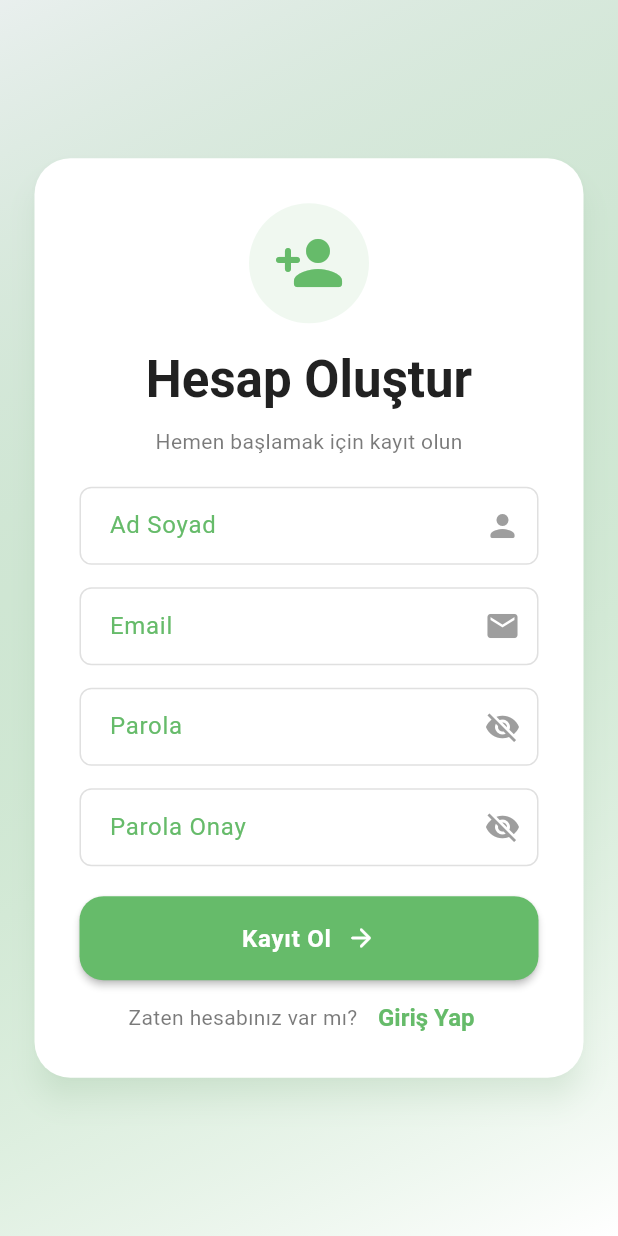
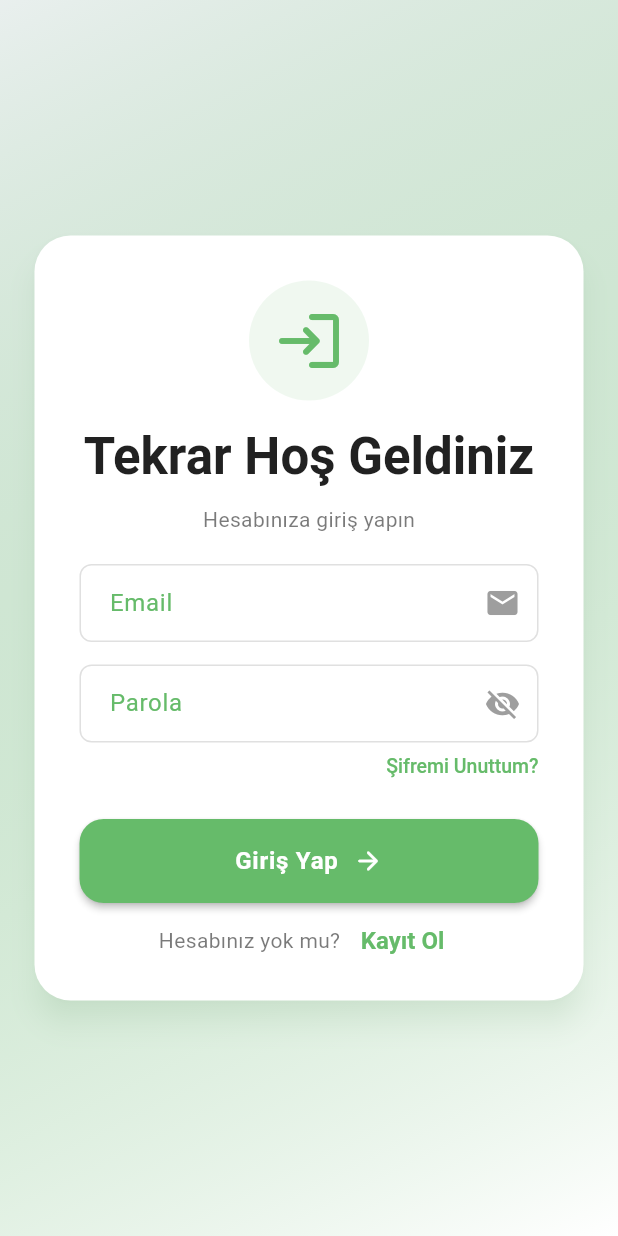
Before and after one commit to berkecibir/calorie_lens_ai, a Flutter app: the screen it shows after launch, on a phone screen of 412 x 824 dp. Run offline on Flutter 3.47's test engine with Material 3 defaults, Android fonts, the light colour scheme and no system bars; our stand-ins replace cloud_firestore, dartz, equatable, firebase_auth, firebase_core, flutter_bloc and 3 more; accounts and stored records are empty.

Commit message:
refactor(auth): remove sign-up page and implement sign-in page
- Remove sign-up form and related UI components to simplify auth flow
- Add sign-in page with BlocConsumer for AuthCubit state handling
- Display loading, error, and authenticated UI states on sign-in page
- Navigate to home page upon successful authentication
- Trim email and password input before sign-up action in mixin
- Update main app initial route to sign-in page from sign-up page
- Adjust imports and widget structure for sign-in and sign-up pages accordingly

```diff
--- /dev/null
+++ b/lib/feat/calorie_lens_ai/presentation/pages/auth/pages/mixin/sign_in_mixin.dart
@@ -0,0 +1,27 @@
+import 'package:calorie_lens_ai_app/feat/calorie_lens_ai/presentation/cubits/auth/auth_cubit.dart';
+import 'package:flutter/material.dart';
+import 'package:flutter_bloc/flutter_bloc.dart';
+
+mixin SignInMixin<T extends StatefulWidget> on State<T> {
+  final GlobalKey<FormState> key = GlobalKey<FormState>();
+  final TextEditingController emailController = TextEditingController();
+  final TextEditingController passwordController = TextEditingController();
+
+  @override
+  void dispose() {
+    emailController.dispose();
+    passwordController.dispose();
+    super.dispose();
+  }
+
+  void signIn() {
+    if (key.currentState?.validate() ?? false) {
+      final email = emailController.text.trim();
+      final password = passwordController.text.trim();
+      context.read<AuthCubit>().signIn(
+            email: email,
+            password: password,
+          );
+    }
+  }
+}
--- a/lib/feat/calorie_lens_ai/presentation/pages/auth/pages/mixin/sign_up_mixin.dart
+++ b/lib/feat/calorie_lens_ai/presentation/pages/auth/pages/mixin/sign_up_mixin.dart
@@ -22,10 +22,12 @@ mixin SignUpMixin on State<SignUpPage> {
 
   void signUp() {
     if (key.currentState!.validate()) {
+      final email = emailController.text.trim();
+      final password = passwordController.text.trim();
       context.read<AuthCubit>().signUp(
           displayName: fullNameController.text.trim(),
-          email: emailController.text.trim(),
-          password: passwordController.text.trim());
+          email: email,
+          password: password);
     }
   }
 }
--- a/lib/feat/calorie_lens_ai/presentation/pages/auth/pages/sign_in_page.dart
+++ b/lib/feat/calorie_lens_ai/presentation/pages/auth/pages/sign_in_page.dart
@@ -1,5 +1,19 @@
 import 'package:calorie_lens_ai_app/core/utils/const/app_texts.dart';
+import 'package:calorie_lens_ai_app/feat/calorie_lens_ai/presentation/pages/auth/pages/mixin/sign_in_mixin.dart';
+import 'package:calorie_lens_ai_app/feat/calorie_lens_ai/presentation/pages/auth/widgets/auth_page_layouts.dart';
+import 'package:calorie_lens_ai_app/feat/calorie_lens_ai/presentation/pages/auth/widgets/sign_in/sign_in_title_section.dart'
+    show SignInTitleSection;
+import 'package:calorie_lens_ai_app/feat/calorie_lens_ai/presentation/pages/home/home_page.dart';
 import 'package:flutter/material.dart';
+import 'package:flutter_bloc/flutter_bloc.dart';
+
+import '../../../../../../core/widgets/device_spacing/device_spacing.dart';
+import '../../../../../../core/widgets/navigation_helper/navigation_helper.dart';
+import '../../../cubits/auth/auth_cubit.dart';
+import '../../../cubits/auth/auth_state.dart';
+import '../widgets/sign_in/sign_in_form.dart';
+import '../widgets/sign_in/sign_in_loading_section.dart';
+import '../widgets/sign_in/sign_in_logo_section.dart';
 
 class SignInPage extends StatefulWidget {
   static const String id = AppTexts.signInPageId;
@@ -9,9 +23,49 @@ class SignInPage extends StatefulWidget {
   State<SignInPage> createState() => _SignInPageState();
 }
 
-class _SignInPageState extends State<SignInPage> {
+class _SignInPageState extends State<SignInPage> with SignInMixin {
   @override
   Widget build(BuildContext context) {
-    return const Placeholder();
+    return Scaffold(
+      body: AuthPageLayout(
+          child: BlocConsumer<AuthCubit, AuthState>(
+        listener: (context, state) {
+          if (state is AuthError) {
+            ScaffoldMessenger.of(context).showSnackBar(
+              SnackBar(
+                content: Text('Giriş Hatası: ${state.message}'),
+                backgroundColor: Theme.of(context).colorScheme.error,
+                behavior: SnackBarBehavior.floating,
+                shape: RoundedRectangleBorder(
+                  borderRadius: BorderRadius.circular(8),
+                ),
+              ),
+            );
+          } else if (state is Authenticated) {
+            Navigation.push(page: HomePage());
+          }
+        },
+        builder: (context, state) {
+          return Column(
+            mainAxisSize: MainAxisSize.min,
+            children: [
+              const SignInLogoSection(),
+              DeviceSpacing.medium.height,
+              const SignInTitleSection(),
+              DeviceSpacing.large.height,
+              if (state is AuthLoading)
+                const SignInLoadingSection()
+              else
+                SignInFormSection(
+                  formKey: key,
+                  emailController: emailController,
+                  passwordController: passwordController,
+                  onSignIn: signIn,
+                ),
+            ],
+          );
+        },
+      )),
+    );
   }
 }
--- /dev/null
+++ b/lib/feat/calorie_lens_ai/presentation/pages/auth/widgets/sign_in/sign_in_form.dart
@@ -0,0 +1,135 @@
+import 'package:calorie_lens_ai_app/core/sizes/app_sizes.dart';
+import 'package:calorie_lens_ai_app/core/utils/const/app_texts.dart';
+import 'package:calorie_lens_ai_app/core/utils/validators/form_validator.dart';
+import 'package:calorie_lens_ai_app/core/widgets/device_padding/device_padding.dart';
+import 'package:calorie_lens_ai_app/core/widgets/device_spacing/device_spacing.dart';
+import 'package:calorie_lens_ai_app/core/widgets/navigation_helper/navigation_helper.dart';
+import 'package:calorie_lens_ai_app/feat/calorie_lens_ai/presentation/pages/auth/widgets/auth_text_form_field.dart';
+import 'package:flutter/material.dart';
+
+class SignInFormSection extends StatelessWidget {
+  final GlobalKey<FormState> formKey;
+  final TextEditingController emailController;
+  final TextEditingController passwordController;
+  final VoidCallback onSignIn;
+
+  const SignInFormSection({
+    super.key,
+    required this.formKey,
+    required this.emailController,
+    required this.passwordController,
+    required this.onSignIn,
+  });
+
+  @override
+  Widget build(BuildContext context) {
+    final theme = Theme.of(context);
+    final colorScheme = theme.colorScheme;
+
+    return Form(
+      key: formKey,
+      child: Column(
+        children: [
+          // E-posta
+          AuthTextFormField.email(
+            controller: emailController,
+            validator: (email) => FormValidator.validateEmail(email),
+          ),
+          DeviceSpacing.medium.height,
+
+          // Parola
+          AuthTextFormField.password(
+            controller: passwordController,
+            validator: (password) => FormValidator.validatePassword(password),
+          ),
+
+          // Şifremi Unuttum
+          Align(
+            alignment: Alignment.centerRight,
+            child: TextButton(
+              onPressed: () {
+                // TODO: Şifremi unuttum sayfasına git
+              },
+              style: TextButton.styleFrom(
+                padding: const EdgeInsets.symmetric(horizontal: 0, vertical: 8),
+                minimumSize: Size.zero,
+                tapTargetSize: MaterialTapTargetSize.shrinkWrap,
+              ),
+              child: Text(
+                'Şifremi Unuttum?',
+                style: TextStyle(
+                  fontSize: 13,
+                  fontWeight: FontWeight.w500,
+                  color: colorScheme.primary,
+                ),
+              ),
+            ),
+          ),
+
+          DeviceSpacing.large.height,
+
+          // Giriş Yap Butonu
+          SizedBox(
+            width: double.infinity,
+            height: 56,
+            child: ElevatedButton(
+              onPressed: onSignIn,
+              style: ElevatedButton.styleFrom(
+                shape: RoundedRectangleBorder(
+                  borderRadius: BorderRadius.circular(16),
+                ),
+                elevation: 2,
+              ),
+              child: Row(
+                mainAxisAlignment: MainAxisAlignment.center,
+                children: [
+                  const Text(
+                    'Giriş Yap',
+                    style: TextStyle(
+                      fontSize: 16,
+                      fontWeight: FontWeight.w600,
+                      letterSpacing: 0.5,
+                    ),
+                  ),
+                  DeviceSpacing.small.width,
+                  const Icon(Icons.arrow_forward_rounded, size: AppSizes.s20),
+                ],
+              ),
+            ),
+          ),
+          DeviceSpacing.medium.height,
+
+          // Kayıt Ol Linki
+          Row(
+            mainAxisAlignment: MainAxisAlignment.center,
+            children: [
+              Text(
+                'Hesabınız yok mu? ',
+                style: theme.textTheme.bodyMedium?.copyWith(
+                  color: colorScheme.onSurface.withValues(alpha: 0.6),
+                ),
+              ),
+              TextButton(
+                onPressed: () {
+                  Navigation.pushNamed(root: AppTexts.signUpPageId);
+                },
+                style: TextButton.styleFrom(
+                  padding: DevicePadding.small.onlyHorizontal,
+                  minimumSize: Size.zero,
+                  tapTargetSize: MaterialTapTargetSize.shrinkWrap,
+                ),
+                child: Text(
+                  'Kayıt Ol',
+                  style: TextStyle(
+                    fontWeight: FontWeight.w600,
+                    color: colorScheme.primary,
+                  ),
+                ),
+              ),
+            ],
+          ),
+        ],
+      ),
+    );
+  }
+}
--- /dev/null
+++ b/lib/feat/calorie_lens_ai/presentation/pages/auth/widgets/sign_in/sign_in_loading_section.dart
@@ -0,0 +1,27 @@
+import 'package:calorie_lens_ai_app/core/widgets/device_spacing/device_spacing.dart';
+import 'package:flutter/material.dart';
+
+class SignInLoadingSection extends StatelessWidget {
+  const SignInLoadingSection({super.key});
+
+  @override
+  Widget build(BuildContext context) {
+    final theme = Theme.of(context);
+    final colorScheme = theme.colorScheme;
+
+    return Column(
+      children: [
+        CircularProgressIndicator(
+          color: colorScheme.primary,
+        ),
+        DeviceSpacing.medium.height,
+        Text(
+          'Giriş yapılıyor...',
+          style: theme.textTheme.bodyMedium?.copyWith(
+            color: colorScheme.onSurface.withValues(alpha: 0.6),
+          ),
+        ),
+      ],
+    );
+  }
+}
--- /dev/null
+++ b/lib/feat/calorie_lens_ai/presentation/pages/auth/widgets/sign_in/sign_in_logo_section.dart
@@ -0,0 +1,24 @@
+import 'package:calorie_lens_ai_app/core/sizes/app_sizes.dart';
+import 'package:flutter/material.dart';
+
+class SignInLogoSection extends StatelessWidget {
+  const SignInLogoSection({super.key});
+
+  @override
+  Widget build(BuildContext context) {
+    final colorScheme = Theme.of(context).colorScheme;
+
+    return Container(
+      padding: const EdgeInsets.all(16),
+      decoration: BoxDecoration(
+        color: colorScheme.primary.withValues(alpha: 0.1),
+        shape: BoxShape.circle,
+      ),
+      child: Icon(
+        Icons.login_rounded,
+        size: AppSizes.s48,
+        color: colorScheme.primary,
+      ),
+    );
+  }
+}
--- /dev/null
+++ b/lib/feat/calorie_lens_ai/presentation/pages/auth/widgets/sign_in/sign_in_title_section.dart
@@ -0,0 +1,31 @@
+import 'package:calorie_lens_ai_app/core/widgets/device_spacing/device_spacing.dart';
+import 'package:flutter/material.dart';
+
+class SignInTitleSection extends StatelessWidget {
+  const SignInTitleSection({super.key});
+
+  @override
+  Widget build(BuildContext context) {
+    final theme = Theme.of(context);
+    final colorScheme = theme.colorScheme;
+
+    return Column(
+      children: [
+        Text(
+          'Tekrar Hoş Geldiniz',
+          style: theme.textTheme.headlineMedium?.copyWith(
+            fontWeight: FontWeight.bold,
+            color: colorScheme.onSurface,
+          ),
+        ),
+        DeviceSpacing.small.height,
+        Text(
+          'Hesabınıza giriş yapın',
+          style: theme.textTheme.bodyMedium?.copyWith(
+            color: colorScheme.onSurface.withValues(alpha: 0.6),
+          ),
+        ),
+      ],
+    );
+  }
+}
--- a/lib/feat/calorie_lens_ai/presentation/pages/auth/widgets/sign_up_form.dart
+++ b/lib/feat/calorie_lens_ai/presentation/pages/auth/widgets/sign_up/sign_up_form.dart
@@ -2,8 +2,11 @@ import 'package:calorie_lens_ai_app/core/sizes/app_sizes.dart';
 import 'package:calorie_lens_ai_app/core/utils/validators/form_validator.dart';
 import 'package:calorie_lens_ai_app/core/widgets/device_padding/device_padding.dart';
 import 'package:calorie_lens_ai_app/core/widgets/device_spacing/device_spacing.dart';
+import 'package:calorie_lens_ai_app/feat/calorie_lens_ai/presentation/pages/auth/pages/sign_in_page.dart';
 import 'package:calorie_lens_ai_app/feat/calorie_lens_ai/presentation/pages/auth/widgets/auth_text_form_field.dart';
 import 'package:flutter/material.dart';
+
+import '../../../../../../../core/widgets/navigation_helper/navigation_helper.dart';
 
 class SignUpFormSection extends StatelessWidget {
   final GlobalKey<FormState> formKey;
@@ -101,7 +104,9 @@ class SignUpFormSection extends StatelessWidget {
                 ),
               ),
               TextButton(
-                onPressed: () => Navigator.pop(context),
+                onPressed: () {
+                  Navigation.pushNamed(root: SignInPage.id);
+                },
                 style: TextButton.styleFrom(
                   padding: DevicePadding.small.onlyHorizontal,
                   minimumSize: Size.zero,
--- a/lib/main.dart
+++ b/lib/main.dart
@@ -4,7 +4,7 @@ import 'package:calorie_lens_ai_app/core/injection/injection_container.dart'
 import 'package:calorie_lens_ai_app/core/init/app_init.dart';
 import 'package:calorie_lens_ai_app/core/routes/app_routes.dart';
 import 'package:calorie_lens_ai_app/core/widgets/navigation_helper/navigation_helper.dart';
-import 'package:calorie_lens_ai_app/feat/calorie_lens_ai/presentation/pages/auth/pages/sign_up_page.dart';
+import 'package:calorie_lens_ai_app/feat/calorie_lens_ai/presentation/pages/auth/pages/sign_in_page.dart';
 import 'package:calorie_lens_ai_app/feat/calorie_lens_ai/presentation/providers/bloc_providers_set_up.dart';
 import 'package:flutter/material.dart';
 import 'package:flutter_bloc/flutter_bloc.dart';
@@ -36,7 +36,7 @@ class MainApp extends StatelessWidget {
         },
         navigatorKey: Navigation.navigationKey,
         routes: AppRoutes.routes,
-        initialRoute: SignUpPage.id,
+        initialRoute: SignInPage.id,
       ),
     );
   }
```
Also changed, not shown: lib/feat/calorie_lens_ai/presentation/pages/auth/pages/sign_up_page.dart (+4 -4 lines), lib/feat/calorie_lens_ai/presentation/pages/auth/widgets/sign_up/sign_up_loading_section.dart (renamed from lib/feat/calorie_lens_ai/presentation/pages/auth/widgets/sign_up_loading_section.dart), lib/feat/calorie_lens_ai/presentation/pages/auth/widgets/sign_up/sign_up_logo_section.dart (renamed from lib/feat/calorie_lens_ai/presentation/pages/auth/widgets/sign_up_logo_section.dart), lib/feat/calorie_lens_ai/presentation/pages/auth/widgets/sign_up/sign_up_title_section.dart (renamed from lib/feat/calorie_lens_ai/presentation/pages/auth/widgets/sign_up_title_section.dart), 4 other files.
